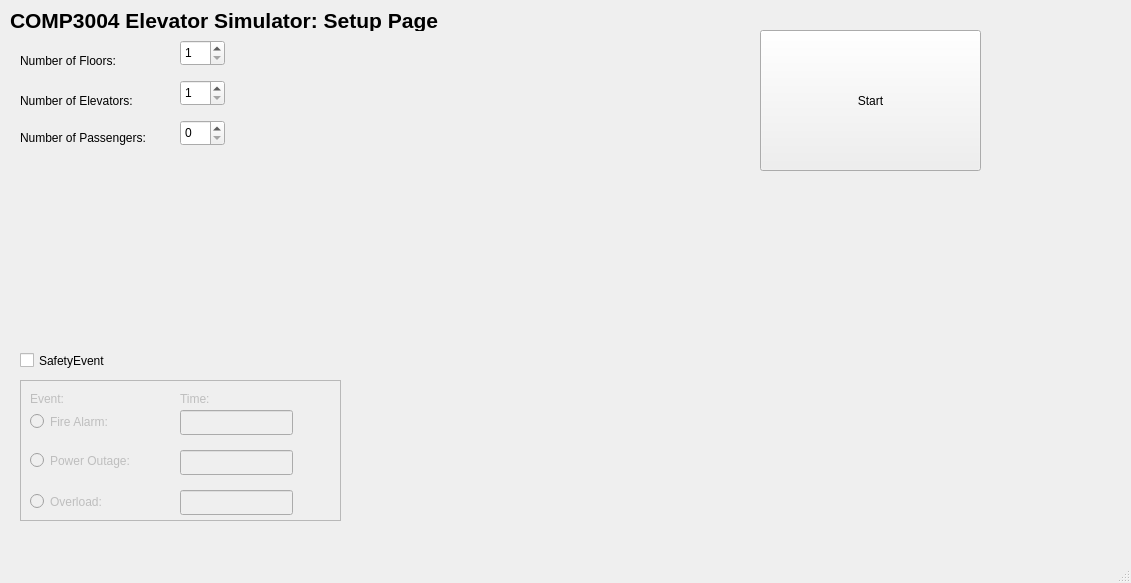
Above: mainwindow.ui from StephenRebel/COMP3004-ElevatorSimulation before the change. Below: the same form after it.
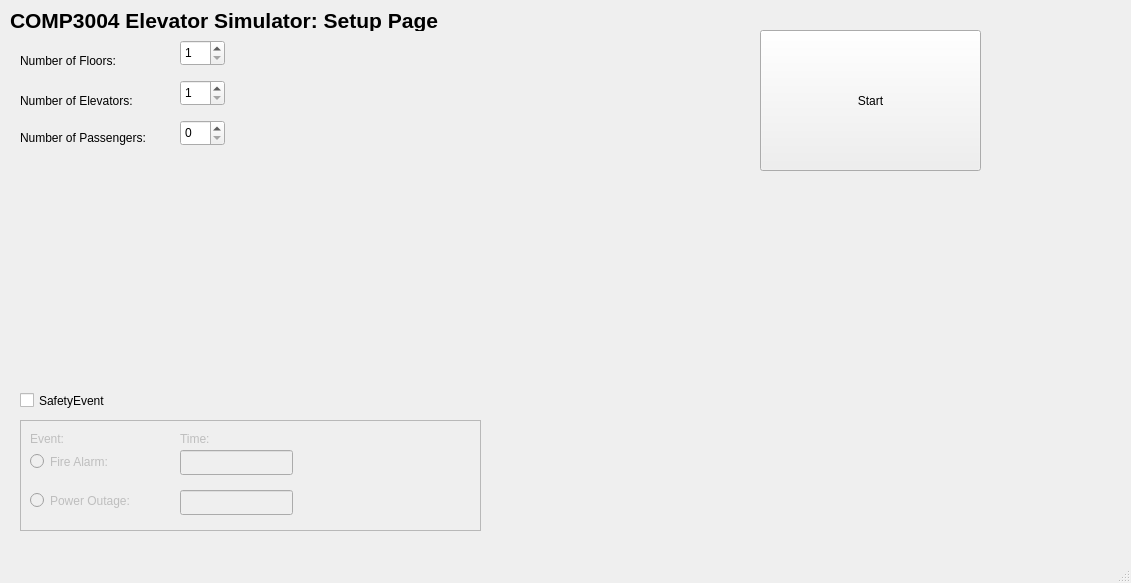
That is the form after the change.

```diff
--- a/mainwindow.ui
+++ b/mainwindow.ui
@@ -93,7 +93,7 @@
       <property name="geometry">
        <rect>
         <x>20</x>
-        <y>350</y>
+        <y>390</y>
         <width>101</width>
         <height>21</height>
        </rect>
@@ -125,9 +125,9 @@
       <property name="geometry">
        <rect>
         <x>20</x>
-        <y>380</y>
-        <width>321</width>
-        <height>141</height>
+        <y>420</y>
+        <width>461</width>
+        <height>111</height>
        </rect>
       </property>
       <property name="frameShape">
@@ -162,19 +162,6 @@
         <string>Power Outage:</string>
        </property>
       </widget>
-      <widget class="QRadioButton" name="overloadButton">
-       <property name="geometry">
-        <rect>
-         <x>10</x>
-         <y>110</y>
-         <width>106</width>
-         <height>23</height>
-        </rect>
-       </property>
-       <property name="text">
-        <string>Overload:</string>
-       </property>
-      </widget>
       <widget class="QLineEdit" name="fireInput">
        <property name="geometry">
         <rect>
@@ -195,16 +182,6 @@
         </rect>
        </property>
       </widget>
-      <widget class="QLineEdit" name="overloadInput">
-       <property name="geometry">
-        <rect>
-         <x>160</x>
-         <y>110</y>
-         <width>113</width>
-         <height>25</height>
-        </rect>
-       </property>
-      </widget>
       <widget class="QLabel" name="label_9">
        <property name="geometry">
         <rect>
@@ -280,7 +257,7 @@
         <x>20</x>
         <y>150</y>
         <width>591</width>
-        <height>191</height>
+        <height>231</height>
        </rect>
       </property>
       <layout class="QVBoxLayout" name="passengerEditorFrame"/>
```
